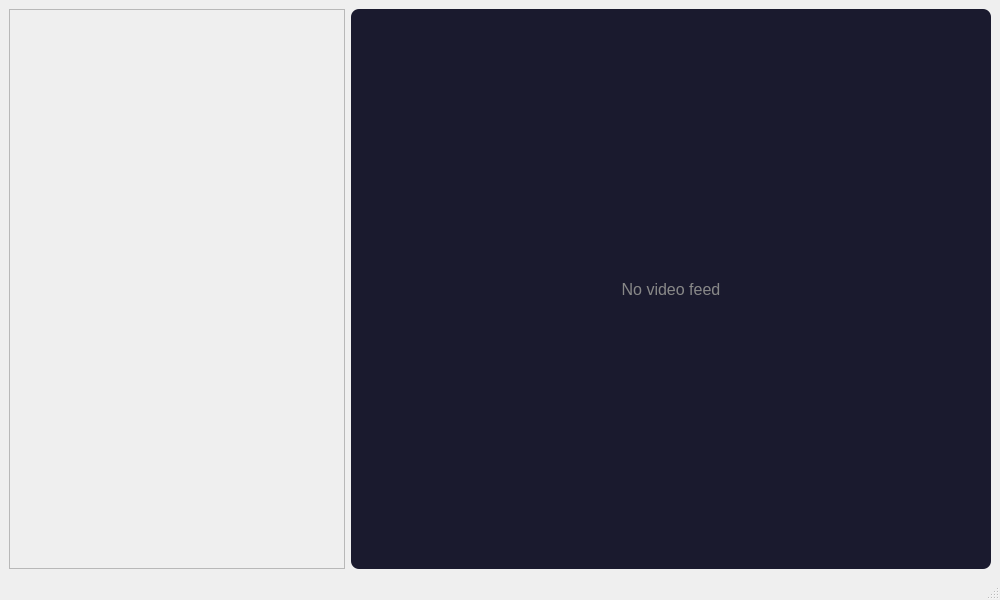
Above: kratos_gui/src/mainwindow.ui from Project-Kratos-25-26/kratos-rover before the change. Below: the same form after it.
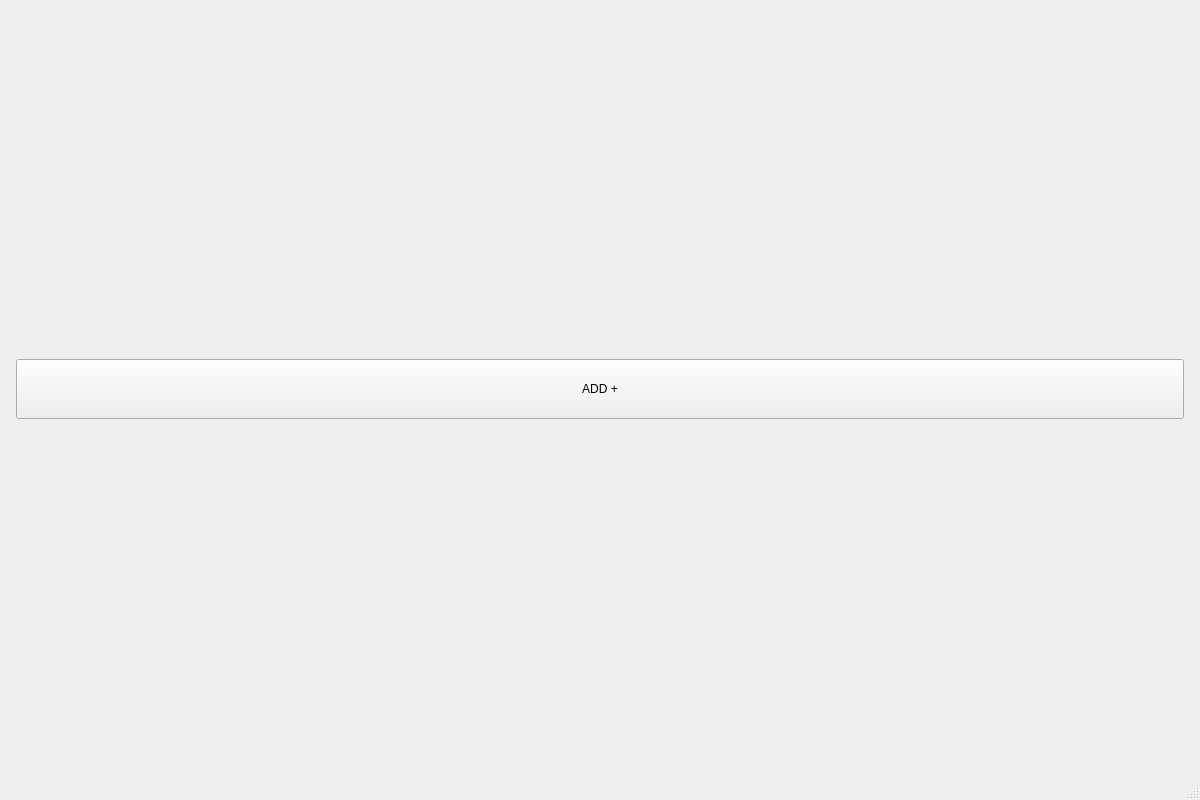
That is the form after the change.

Commit message: made the main gui, added todo, added new cams gui, added joynode gui, new color scheme and ui/ux

Patch:
```diff
--- a/kratos_gui/src/mainwindow.ui
+++ b/kratos_gui/src/mainwindow.ui
@@ -6,79 +6,98 @@
    <rect>
     <x>0</x>
     <y>0</y>
-    <width>1000</width>
-    <height>600</height>
+    <width>1200</width>
+    <height>800</height>
    </rect>
   </property>
   <property name="windowTitle">
    <string>Kratos Cameras</string>
   </property>
   <widget class="QWidget" name="centralwidget">
-   <layout class="QHBoxLayout" name="mainLayout">
-    <!-- Left side: Camera Buttons -->
+   <layout class="QVBoxLayout" name="mainLayout_v">
+    <property name="spacing">
+     <number>0</number>
+    </property>
+    <property name="leftMargin">
+     <number>0</number>
+    </property>
+    <property name="topMargin">
+     <number>0</number>
+    </property>
+    <property name="rightMargin">
+     <number>0</number>
+    </property>
+    <property name="bottomMargin">
+     <number>0</number>
+    </property>
+    
     <item>
-     <widget class="QScrollArea" name="scrollArea">
-      <property name="minimumWidth">
-       <number>300</number>
-      </property>
-      <property name="maximumWidth">
-       <number>350</number>
-      </property>
-      <property name="widgetResizable">
-       <bool>true</bool>
-      </property>
-      <widget class="QWidget" name="scrollAreaWidgetContents">
-       <property name="geometry">
-        <rect>
-         <x>0</x>
-         <y>0</y>
-         <width>298</width>
-         <height>558</height>
-        </rect>
-       </property>
-       <layout class="QVBoxLayout" name="camerasLayout">
-        <property name="spacing">
-         <number>10</number>
-        </property>
-        <!-- Dynamic buttons go here -->
+     <widget class="QStackedWidget" name="stackedWidget">
+      
+      <!-- Page 1: Empty state -->
+      <widget class="QWidget" name="pageEmpty">
+       <layout class="QVBoxLayout" name="emptyLayout">
         <item>
-         <spacer name="verticalSpacer">
-          <property name="orientation">
-           <enum>Qt::Vertical</enum>
-          </property>
-          <property name="sizeHint" stdset="0">
-           <size>
-            <width>20</width>
-            <height>40</height>
-           </size>
-          </property>
+         <spacer name="verticalSpacerTop">
+          <property name="orientation"><enum>Qt::Vertical</enum></property>
          </spacer>
         </item>
+        <item>
+         <layout class="QHBoxLayout" name="horizontalLayout">
+          <item>
+           <spacer name="horizontalSpacerLeft">
+            <property name="orientation"><enum>Qt::Horizontal</enum></property>
+           </spacer>
+          </item>
+          <item>
+           <widget class="QPushButton" name="bigAddBtn">
+            <property name="minimumSize">
+             <size>
+              <width>200</width>
+              <height>60</height>
+             </size>
+            </property>
+            <property name="text">
+             <string>ADD +</string>
+            </property>
+           </widget>
+          </item>
+          <item>
+           <spacer name="horizontalSpacerRight">
+            <property name="orientation"><enum>Qt::Horizontal</enum></property>
+           </spacer>
+          </item>
+         </layout>
+        </item>
+        <item>
+         <spacer name="verticalSpacerBottom">
+          <property name="orientation"><enum>Qt::Vertical</enum></property>
+         </spacer>
+        </item>
        </layout>
       </widget>
-     </widget>
-    </item>
 
-    <!-- Right side: Video Display -->
-    <item>
-     <widget class="QLabel" name="videoLabel">
-      <property name="minimumSize">
-       <size>
-        <width>640</width>
-        <height>480</height>
-       </size>
-      </property>
-      <property name="alignment">
-       <set>Qt::AlignCenter</set>
-      </property>
-      <property name="text">
-       <string>No video feed</string>
-      </property>
-      <property name="styleSheet">
-       <string>background-color: #1a1a2e; color: #888; font-size: 16px; border-radius: 8px;</string>
-      </property>
+      <!-- Page 2: Tab view -->
+      <widget class="QWidget" name="pageTabs">
+       <layout class="QVBoxLayout" name="tabsLayout">
+        <property name="spacing"><number>0</number></property>
+        <property name="leftMargin"><number>0</number></property>
+        <property name="topMargin"><number>0</number></property>
+        <property name="rightMargin"><number>0</number></property>
+        <property name="bottomMargin"><number>0</number></property>
+        <item>
+         <widget class="QTabWidget" name="tabWidget">
+          <property name="tabsClosable">
+           <bool>true</bool>
+          </property>
+         </widget>
+        </item>
+       </layout>
+      </widget>
+
      </widget>
     </item>
+
    </layout>
   </widget>
   <widget class="QStatusBar" name="statusbar"/>
```
Left out of the diff: 2 changed lines with no effect on the pictures. The commit also changes 24 other files.
